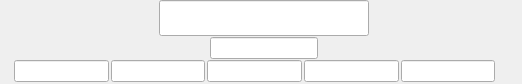
Before: the Qt Designer form Swift/QtUI/QtVCardWidget/QtVCardPhotoAndNameFields.ui in swift/swift, drawn with Qt 5.
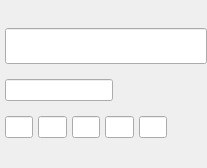
After: the same form once the commit is applied. Custom widgets are drawn as their Qt base class.

Commit message:
Layout improvements to QtVCardPhotoAndNameFields
Layout label and editing widgets below each other instead of next to
each other. This way there will not be any horizontal spacing if one
of them is hidden.
This also removes empty name parts in the shown fullname.

Test-Information:

Tested on Mac OS X 10.9.5 and Qt 5.4.1.

What changed in the file:
```diff
--- a/Swift/QtUI/QtVCardWidget/QtVCardPhotoAndNameFields.ui
+++ b/Swift/QtUI/QtVCardWidget/QtVCardPhotoAndNameFields.ui
@@ -9,8 +9,8 @@
    <rect>
     <x>0</x>
     <y>0</y>
-    <width>522</width>
-    <height>81</height>
+    <width>207</width>
+    <height>168</height>
    </rect>
   </property>
   <property name="sizePolicy">
@@ -62,10 +62,18 @@
    </item>
    <item row="0" column="1">
     <layout class="QHBoxLayout" name="horizontalLayoutFN">
+     <property name="spacing">
+      <number>0</number>
+     </property>
+     <item>
+      <layout class="QVBoxLayout" name="verticalLayout_3">
+       <property name="leftMargin">
+        <number>0</number>
+       </property>
      <item>
       <widget class="Swift::QtElidingLabel" name="labelFN">
        <property name="sizePolicy">
-        <sizepolicy hsizetype="MinimumExpanding" vsizetype="Preferred">
+          <sizepolicy hsizetype="Expanding" vsizetype="Preferred">
          <horstretch>0</horstretch>
          <verstretch>0</verstretch>
         </sizepolicy>
@@ -100,14 +108,19 @@
        </property>
       </widget>
      </item>
+      </layout>
+     </item>
      <item>
       <spacer name="horizontalSpacer_2">
        <property name="orientation">
         <enum>Qt::Horizontal</enum>
        </property>
+       <property name="sizeType">
+        <enum>QSizePolicy::MinimumExpanding</enum>
+       </property>
        <property name="sizeHint" stdset="0">
         <size>
-         <width>5</width>
+         <width>0</width>
          <height>20</height>
         </size>
        </property>
@@ -116,11 +129,19 @@
     </layout>
    </item>
    <item row="1" column="1">
-    <layout class="QHBoxLayout" name="horizontalLayoutNICKNAME">
+    <layout class="QHBoxLayout" name="horizontalLayoutNICKNAME" stretch="0,0">
+     <property name="spacing">
+      <number>0</number>
+     </property>
+     <item>
+      <layout class="QVBoxLayout" name="verticalLayout_2">
+       <property name="leftMargin">
+        <number>0</number>
+       </property>
      <item>
       <widget class="Swift::QtElidingLabel" name="labelNICKNAME">
        <property name="sizePolicy">
-        <sizepolicy hsizetype="MinimumExpanding" vsizetype="Preferred">
+          <sizepolicy hsizetype="Expanding" vsizetype="Preferred">
          <horstretch>0</horstretch>
          <verstretch>0</verstretch>
         </sizepolicy>
@@ -146,14 +167,19 @@
        </property>
       </widget>
      </item>
+      </layout>
+     </item>
      <item>
       <spacer name="horizontalSpacer_3">
        <property name="orientation">
         <enum>Qt::Horizontal</enum>
        </property>
+       <property name="sizeType">
+        <enum>QSizePolicy::MinimumExpanding</enum>
+       </property>
        <property name="sizeHint" stdset="0">
         <size>
-         <width>5</width>
+         <width>0</width>
          <height>20</height>
         </size>
        </property>
@@ -164,10 +190,15 @@
    <item row="2" column="1">
     <layout class="QHBoxLayout" name="horizontalLayoutFULLNAME">
      <property name="spacing">
-      <number>2</number>
+      <number>0</number>
      </property>
      <property name="sizeConstraint">
-      <enum>QLayout::SetMinimumSize</enum>
+      <enum>QLayout::SetDefaultConstraint</enum>
+     </property>
+     <item>
+      <layout class="QVBoxLayout" name="verticalLayout_4">
+       <property name="leftMargin">
+        <number>0</number>
      </property>
      <item>
       <widget class="Swift::QtElidingLabel" name="labelFULLNAME">
@@ -186,6 +217,14 @@
       </widget>
      </item>
      <item>
+        <layout class="QHBoxLayout" name="horizontalLayoutFULLNAME_2">
+         <property name="spacing">
+          <number>5</number>
+         </property>
+         <property name="leftMargin">
+          <number>0</number>
+         </property>
+         <item>
       <widget class="Swift::QtResizableLineEdit" name="lineEditPREFIX">
        <property name="sizePolicy">
         <sizepolicy hsizetype="Preferred" vsizetype="Fixed">
@@ -217,6 +256,35 @@
        </property>
       </widget>
      </item>
+         <item>
+          <widget class="Swift::QtResizableLineEdit" name="lineEditSUFFIX">
+           <property name="sizePolicy">
+            <sizepolicy hsizetype="Preferred" vsizetype="Fixed">
+             <horstretch>0</horstretch>
+             <verstretch>0</verstretch>
+            </sizepolicy>
+           </property>
+           <property name="toolTip">
+            <string>Suffix</string>
+           </property>
+           <property name="readOnly">
+            <bool>false</bool>
+           </property>
+          </widget>
+         </item>
+         <item>
+          <widget class="Swift::QtResizableLineEdit" name="lineEditFAMILY">
+           <property name="sizePolicy">
+            <sizepolicy hsizetype="Preferred" vsizetype="Fixed">
+             <horstretch>0</horstretch>
+             <verstretch>0</verstretch>
+            </sizepolicy>
+           </property>
+           <property name="toolTip">
+            <string>Last Name</string>
+           </property>
+          </widget>
+         </item>
      <item>
       <widget class="Swift::QtResizableLineEdit" name="lineEditMIDDLE">
        <property name="enabled">
@@ -239,40 +307,18 @@
        </property>
       </widget>
      </item>
-     <item>
-      <widget class="Swift::QtResizableLineEdit" name="lineEditFAMILY">
-       <property name="sizePolicy">
-        <sizepolicy hsizetype="Preferred" vsizetype="Fixed">
-         <horstretch>0</horstretch>
-         <verstretch>0</verstretch>
-        </sizepolicy>
-       </property>
-       <property name="toolTip">
-        <string>Last Name</string>
-       </property>
-      </widget>
-     </item>
-     <item>
-      <widget class="Swift::QtResizableLineEdit" name="lineEditSUFFIX">
-       <property name="sizePolicy">
-        <sizepolicy hsizetype="Preferred" vsizetype="Fixed">
-         <horstretch>0</horstretch>
-         <verstretch>0</verstretch>
-        </sizepolicy>
-       </property>
-       <property name="toolTip">
-        <string>Suffix</string>
-       </property>
-       <property name="readOnly">
-        <bool>false</bool>
-       </property>
-      </widget>
+        </layout>
+       </item>
+      </layout>
      </item>
      <item>
       <spacer name="horizontalSpacer">
        <property name="orientation">
         <enum>Qt::Horizontal</enum>
        </property>
+       <property name="sizeType">
+        <enum>QSizePolicy::MinimumExpanding</enum>
+       </property>
        <property name="sizeHint" stdset="0">
         <size>
          <width>40</width>
```
Left out of the diff: 2 changed lines with no effect on the pictures. Lines whose indentation alone changed are shown as unchanged. The commit also changes 1 other file.
